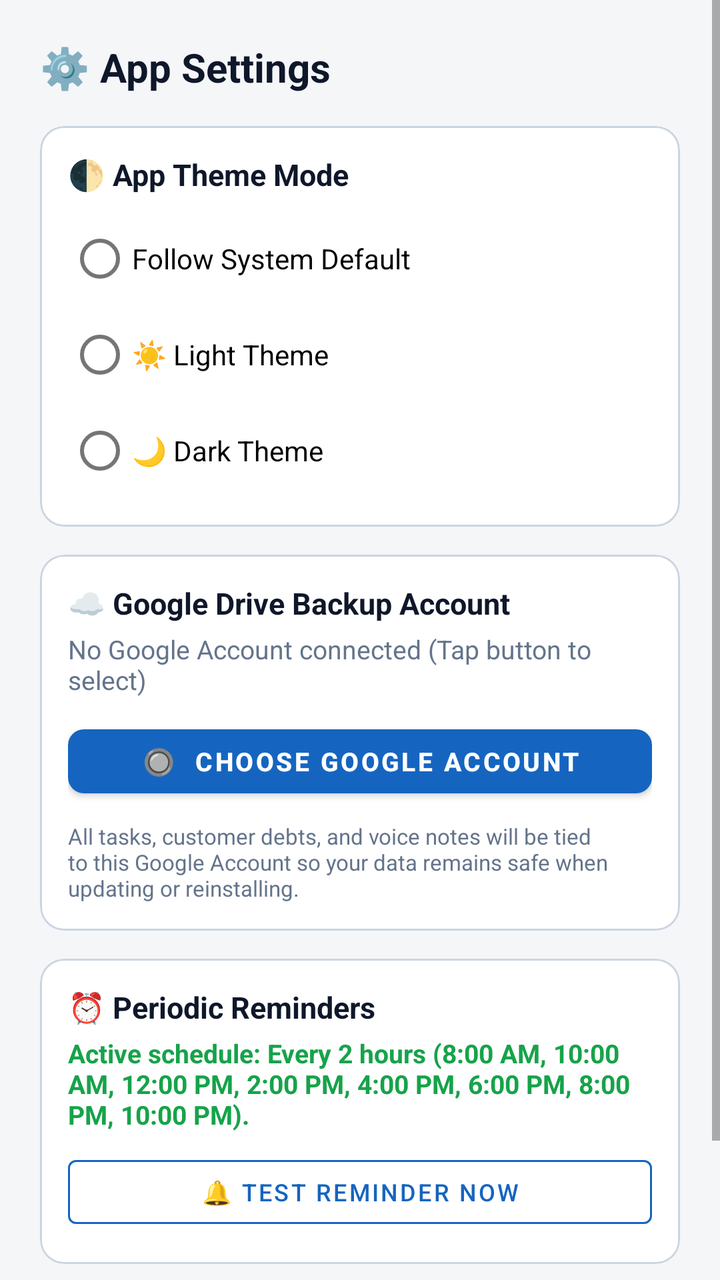
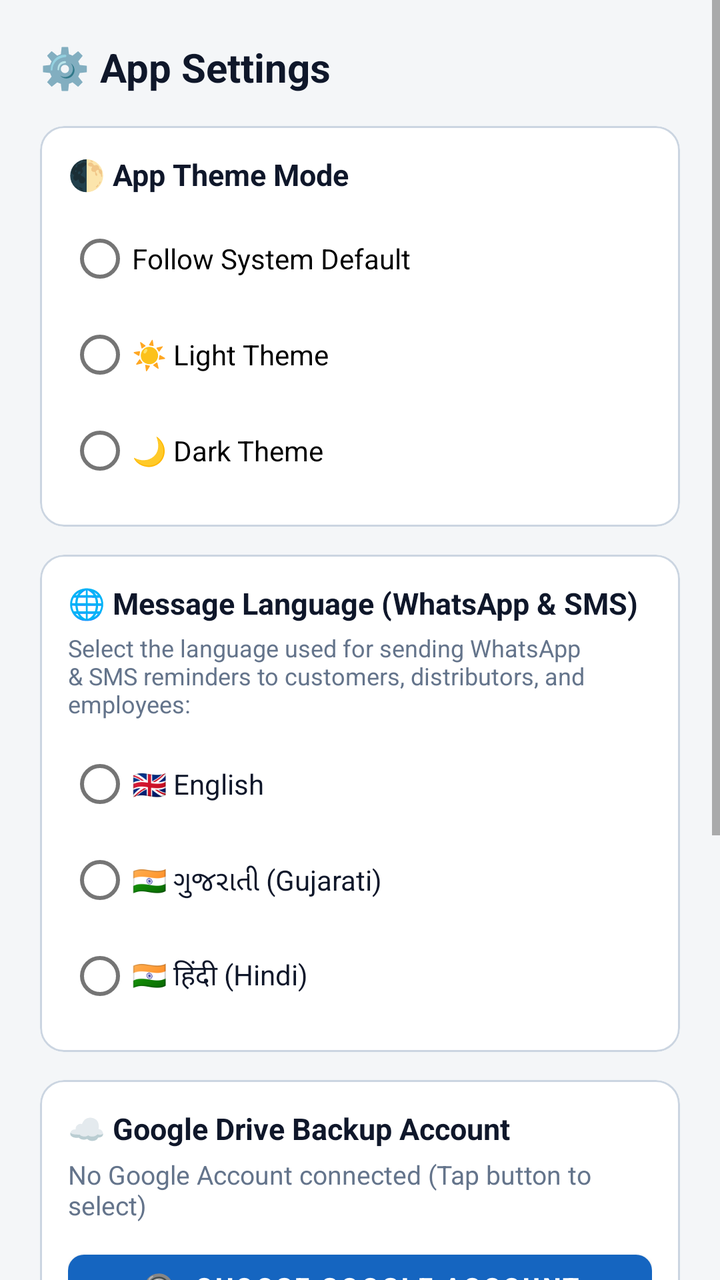

An Android layout rendered at two revisions. The XML below is the earlier revision; the diff shows what the commit changed to produce the second picture.
<!-- AndroidManifest.xml: application theme Theme.Dukaan -->
<!-- res/layout/dialog_settings.xml -->
<?xml version="1.0" encoding="utf-8"?>
<ScrollView xmlns:android="http://schemas.android.com/apk/res/android"
    xmlns:app="http://schemas.android.com/apk/res-auto"
    android:layout_width="match_parent"
    android:layout_height="wrap_content">

    <LinearLayout
        android:layout_width="match_parent"
        android:layout_height="wrap_content"
        android:orientation="vertical"
        android:padding="20dp">

        <TextView
            android:layout_width="match_parent"
            android:layout_height="wrap_content"
            android:text="⚙️ App Settings"
            android:textColor="@color/text_primary"
            android:textSize="20sp"
            android:textStyle="bold" />

        
        <com.google.android.material.card.MaterialCardView
            android:layout_width="match_parent"
            android:layout_height="wrap_content"
            android:layout_marginTop="16dp"
            app:cardCornerRadius="12dp"
            app:cardElevation="0dp"
            app:strokeColor="#CBD5E1"
            app:strokeWidth="1dp">

            <LinearLayout
                android:layout_width="match_parent"
                android:layout_height="wrap_content"
                android:orientation="vertical"
                android:padding="14dp">

                <TextView
                    android:layout_width="wrap_content"
                    android:layout_height="wrap_content"
                    android:text="🌓 App Theme Mode"
                    android:textColor="@color/text_primary"
                    android:textSize="15sp"
                    android:textStyle="bold" />

                <RadioGroup
                    android:id="@+id/rgThemeMode"
                    android:layout_width="match_parent"
                    android:layout_height="wrap_content"
                    android:layout_marginTop="8dp">

                    <RadioButton
                        android:id="@+id/rbThemeSystem"
                        android:layout_width="match_parent"
                        android:layout_height="wrap_content"
                        android:text="Follow System Default"
                        android:textSize="14sp" />

                    <RadioButton
                        android:id="@+id/rbThemeLight"
                        android:layout_width="match_parent"
                        android:layout_height="wrap_content"
                        android:text="☀️ Light Theme"
                        android:textSize="14sp" />

                    <RadioButton
                        android:id="@+id/rbThemeDark"
                        android:layout_width="match_parent"
                        android:layout_height="wrap_content"
                        android:text="🌙 Dark Theme"
                        android:textSize="14sp" />
                </RadioGroup>
            </LinearLayout>
        </com.google.android.material.card.MaterialCardView>

        
        <com.google.android.material.card.MaterialCardView
            android:layout_width="match_parent"
            android:layout_height="wrap_content"
            android:layout_marginTop="14dp"
            app:cardCornerRadius="12dp"
            app:cardElevation="0dp"
            app:strokeColor="#CBD5E1"
            app:strokeWidth="1dp">

            <LinearLayout
                android:layout_width="match_parent"
                android:layout_height="wrap_content"
                android:orientation="vertical"
                android:padding="14dp">

                <TextView
                    android:layout_width="wrap_content"
                    android:layout_height="wrap_content"
                    android:text="☁️ Google Drive Backup Account"
                    android:textColor="@color/text_primary"
                    android:textSize="15sp"
                    android:textStyle="bold" />

                <TextView
                    android:id="@+id/tvSettingsDriveStatus"
                    android:layout_width="match_parent"
                    android:layout_height="wrap_content"
                    android:layout_marginTop="4dp"
                    android:text="No Google Account connected (Tap button to select)"
                    android:textColor="@color/text_secondary"
                    android:textSize="13sp" />

                <com.google.android.material.button.MaterialButton
                    android:id="@+id/btnSettingsSelectAccount"
                    android:layout_width="match_parent"
                    android:layout_height="44dp"
                    android:layout_marginTop="10dp"
                    android:text="🔘  CHOOSE GOOGLE ACCOUNT"
                    android:textSize="13sp"
                    android:textStyle="bold"
                    app:cornerRadius="8dp" />

                <TextView
                    android:layout_width="match_parent"
                    android:layout_height="wrap_content"
                    android:layout_marginTop="8dp"
                    android:text="All tasks, customer debts, and voice notes will be tied to this Google Account so your data remains safe when updating or reinstalling."
                    android:textColor="@color/text_secondary"
                    android:textSize="11sp" />
            </LinearLayout>
        </com.google.android.material.card.MaterialCardView>

        
        <com.google.android.material.card.MaterialCardView
            android:layout_width="match_parent"
            android:layout_height="wrap_content"
            android:layout_marginTop="14dp"
            app:cardCornerRadius="12dp"
            app:cardElevation="0dp"
            app:strokeColor="#CBD5E1"
            app:strokeWidth="1dp">

            <LinearLayout
                android:layout_width="match_parent"
                android:layout_height="wrap_content"
                android:orientation="vertical"
                android:padding="14dp">

                <TextView
                    android:layout_width="wrap_content"
                    android:layout_height="wrap_content"
                    android:text="⏰ Periodic Reminders"
                    android:textColor="@color/text_primary"
                    android:textSize="15sp"
                    android:textStyle="bold" />

                <TextView
                    android:layout_width="match_parent"
                    android:layout_height="wrap_content"
                    android:layout_marginTop="4dp"
                    android:text="Active schedule: Every 2 hours (8:00 AM, 10:00 AM, 12:00 PM, 2:00 PM, 4:00 PM, 6:00 PM, 8:00 PM, 10:00 PM)."
                    android:textColor="#16A34A"
                    android:textSize="13sp"
                    android:textStyle="bold" />

                <com.google.android.material.button.MaterialButton
                    android:id="@+id/btnTestNotification"
                    style="@style/Widget.MaterialComponents.Button.OutlinedButton"
                    android:layout_width="match_parent"
                    android:layout_height="44dp"
                    android:layout_marginTop="8dp"
                    android:text="🔔 TEST REMINDER NOW"
                    android:textColor="@color/primary"
                    android:textSize="12sp"
                    app:strokeColor="@color/primary" />
            </LinearLayout>
        </com.google.android.material.card.MaterialCardView>

        
        <com.google.android.material.button.MaterialButton
            android:id="@+id/btnSaveSettings"
            android:layout_width="match_parent"
            android:layout_height="48dp"
            android:layout_marginTop="18dp"
            android:backgroundTint="@color/primary"
            android:text="SAVE SETTINGS"
            android:textColor="@android:color/white"
            android:textSize="14sp"
            android:textStyle="bold"
            app:cornerRadius="10dp" />

    </LinearLayout>
</ScrollView>
<!-- resources referenced by this layout -->
<resources>
  <color name="primary">#1565C0</color>
  <color name="text_primary">#0F172A</color>
  <color name="text_secondary">#64748B</color>
  <style name="Theme.Dukaan" parent="Theme.MaterialComponents.DayNight.NoActionBar">
          <item name="colorPrimary">@color/primary</item>
          <item name="colorPrimaryVariant">@color/primary_dark</item>
          <item name="colorOnPrimary">@android:color/white</item>
          <item name="colorSecondary">@color/accent</item>
          <item name="android:statusBarColor">@color/primary_dark</item>
          <item name="android:windowBackground">@color/bg</item>
      </style>
  <color name="primary_dark">#0D47A1</color>
  <color name="accent">#00897B</color>
  <color name="bg">#F4F6F8</color>
</resources>

<!-- the commit's change to res/layout/dialog_settings.xml (unified diff, before → after) -->
@@ -67,6 +67,71 @@
                         android:layout_width="match_parent"
                         android:layout_height="wrap_content"
                         android:text="🌙 Dark Theme"
+                        android:textSize="14sp" />
+                </RadioGroup>
+            </LinearLayout>
+        </com.google.android.material.card.MaterialCardView>
+
+        
+        <com.google.android.material.card.MaterialCardView
+            android:layout_width="match_parent"
+            android:layout_height="wrap_content"
+            android:layout_marginTop="14dp"
+            app:cardCornerRadius="12dp"
+            app:cardElevation="0dp"
+            app:strokeColor="#CBD5E1"
+            app:strokeWidth="1dp">
+
+            <LinearLayout
+                android:layout_width="match_parent"
+                android:layout_height="wrap_content"
+                android:orientation="vertical"
+                android:padding="14dp">
+
+                <TextView
+                    android:layout_width="wrap_content"
+                    android:layout_height="wrap_content"
+                    android:text="🌐 Message Language (WhatsApp &amp; SMS)"
+                    android:textColor="@color/text_primary"
+                    android:textSize="15sp"
+                    android:textStyle="bold" />
+
+                <TextView
+                    android:layout_width="match_parent"
+                    android:layout_height="wrap_content"
+                    android:layout_marginTop="4dp"
+                    android:text="Select the language used for sending WhatsApp &amp; SMS reminders to customers, distributors, and employees:"
+                    android:textColor="@color/text_secondary"
+                    android:textSize="12sp" />
+
+                <RadioGroup
+                    android:id="@+id/rgMessageLanguage"
+                    android:layout_width="match_parent"
+                    android:layout_height="wrap_content"
+                    android:layout_marginTop="8dp">
+
+                    <RadioButton
+                        android:id="@+id/rbMsgLangEn"
+                        android:layout_width="match_parent"
+                        android:layout_height="wrap_content"
+                        android:text="🇬🇧 English"
+                        android:textColor="@color/text_primary"
+                        android:textSize="14sp" />
+
+                    <RadioButton
+                        android:id="@+id/rbMsgLangGu"
+                        android:layout_width="match_parent"
+                        android:layout_height="wrap_content"
+                        android:text="🇮🇳 ગુજરાતી (Gujarati)"
+                        android:textColor="@color/text_primary"
+                        android:textSize="14sp" />
+
+                    <RadioButton
+                        android:id="@+id/rbMsgLangHi"
+                        android:layout_width="match_parent"
+                        android:layout_height="wrap_content"
+                        android:text="🇮🇳 हिंदी (Hindi)"
+                        android:textColor="@color/text_primary"
                         android:textSize="14sp" />
                 </RadioGroup>
             </LinearLayout>
